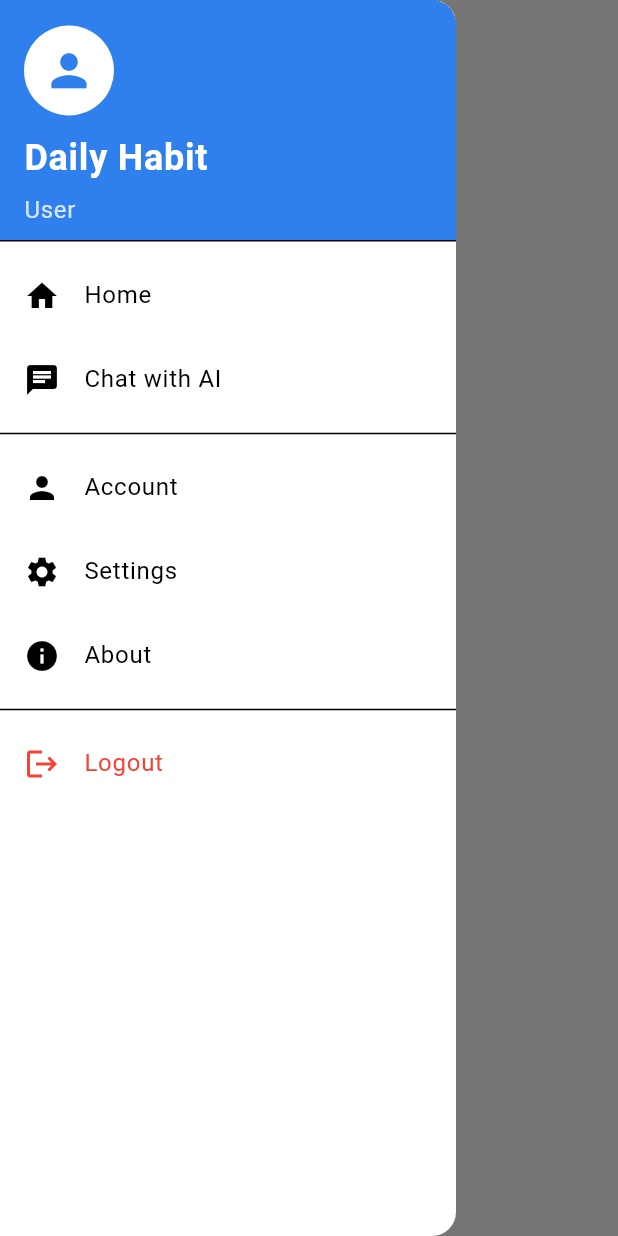
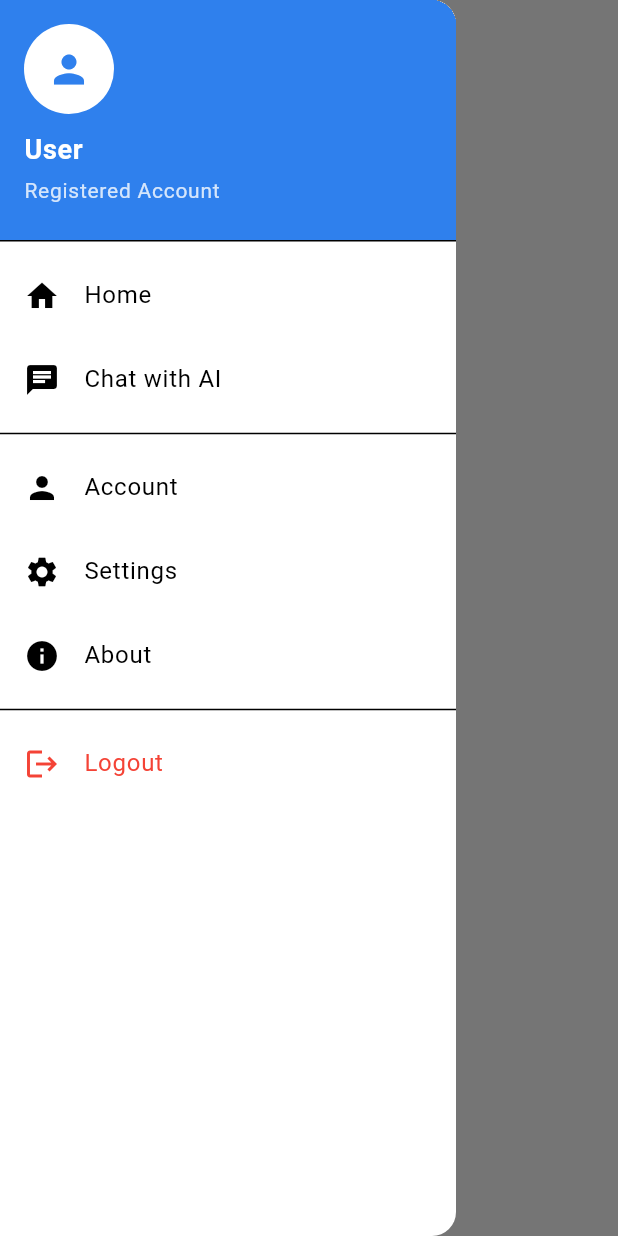
Before and after one commit to Nazheka/crossapp, a Flutter app: the AppScaffold screen opened directly with empty values, with the side drawer open, on a phone screen of 412 x 824 dp. Run offline on Flutter 3.47's test engine with Material 3 defaults, Android fonts, the phone set to English and light mode, and no system bars; our stand-ins replace fl_chart, flutter_local_notifications, flutter_svg, flutter_timezone, shared_preferences, sqflite and 1 more; accounts and stored records are empty; Roboto replaces fonts that are missing (ProductSans).

```diff
--- a/lib/pages/auth/index.dart
+++ b/lib/pages/auth/index.dart
@@ -60,6 +60,7 @@ class _AuthPageState extends State<AuthPage> with SingleTickerProviderStateMixin
   }
 
   void _toggleAuthMode() {
+    if (_isLoading) return; // Prevent toggling while loading
     setState(() {
       _isLogin = !_isLogin;
       _errorMessage = null;
@@ -74,6 +75,9 @@ class _AuthPageState extends State<AuthPage> with SingleTickerProviderStateMixin
       _isLoading = true;
       _errorMessage = null;
     });
+
+    // Add artificial delay of 2.5 seconds
+    await Future.delayed(Duration(milliseconds: 2500));
 
     try {
       final authProvider = Provider.of<AuthProvider>(context, listen: false);
@@ -124,10 +128,15 @@ class _AuthPageState extends State<AuthPage> with SingleTickerProviderStateMixin
   }
 
   Future<void> _loginAsGuest() async {
+    if (_isLoading) return; // Prevent guest login while loading
+
     setState(() {
       _isLoading = true;
       _errorMessage = null;
     });
+
+    // Add artificial delay of 2.5 seconds
+    await Future.delayed(Duration(milliseconds: 2500));
 
     try {
       final authProvider = Provider.of<AuthProvider>(context, listen: false);
@@ -232,6 +241,7 @@ class _AuthPageState extends State<AuthPage> with SingleTickerProviderStateMixin
                         // Username Field
                         TextFormField(
                           controller: _usernameController,
+                          enabled: !_isLoading,
                           style: TextStyle(color: isDarkMode ? Colors.white : Colors.black87),
                           decoration: InputDecoration(
                             labelText: 'Username',
@@ -263,6 +273,7 @@ class _AuthPageState extends State<AuthPage> with SingleTickerProviderStateMixin
                         // Password Field
                         TextFormField(
                           controller: _passwordController,
+                          enabled: !_isLoading,
                           obscureText: _obscurePassword,
                           style: TextStyle(color: isDarkMode ? Colors.white : Colors.black87),
                           decoration: InputDecoration(
@@ -274,7 +285,7 @@ class _AuthPageState extends State<AuthPage> with SingleTickerProviderStateMixin
                                 _obscurePassword ? Icons.visibility : Icons.visibility_off,
                                 color: isDarkMode ? Colors.white70 : Colors.black54,
                               ),
-                              onPressed: () {
+                              onPressed: _isLoading ? null : () {
                                 setState(() {
                                   _obscurePassword = !_obscurePassword;
                                 });
--- a/lib/widgets/app_scaffold.dart
+++ b/lib/widgets/app_scaffold.dart
@@ -53,37 +53,49 @@ class AppScaffold extends StatelessWidget {
             ),
             child: Column(
               crossAxisAlignment: CrossAxisAlignment.start,
-              mainAxisAlignment: MainAxisAlignment.end,
               children: [
                 CircleAvatar(
                   radius: 30,
                   backgroundColor: Colors.white,
                   child: Icon(
-                    Icons.person,
-                    size: 35,
+                    authProvider.isGuest ? Icons.person_outline : Icons.person,
+                    size: 30,
                     color: Theme.of(context).primaryColor,
                   ),
                 ),
                 SizedBox(height: 10),
                 Text(
-                  'Daily Habit',
+                  authProvider.username ?? 'User',
                   style: TextStyle(
                     color: Colors.white,
-                    fontSize: 24,
+                    fontSize: 18,
                     fontWeight: FontWeight.bold,
                   ),
                 ),
-                SizedBox(height: 5),
+                SizedBox(height: 4),
                 Text(
-                  authProvider.isGuest ? 'Guest User' : authProvider.username ?? 'User',
+                  authProvider.isGuest ? 'Guest Account' : 'Registered Account',
                   style: TextStyle(
                     color: Colors.white.withOpacity(0.8),
-                    fontSize: 16,
+                    fontSize: 14,
                   ),
                 ),
               ],
             ),
           ),
+          if (authProvider.isGuest)
+            Padding(
+              padding: const EdgeInsets.all(16.0),
+              child: Text(
+                'Please log in to access all features',
+                style: TextStyle(
+                  color: Colors.grey[600],
+                  fontSize: 14,
+                  fontStyle: FontStyle.italic,
+                ),
+              ),
+            ),
+          if (!authProvider.isGuest) ...[
             ListTile(
               leading: Icon(Icons.home),
               title: Text('Home'),
@@ -99,6 +111,7 @@ class AppScaffold extends StatelessWidget {
               },
             ),
             Divider(),
+          ],
           if (!authProvider.isGuest)
             ListTile(
               leading: Icon(Icons.person),
@@ -107,6 +120,7 @@ class AppScaffold extends StatelessWidget {
                 Navigator.pushNamed(context, Routes.account);
               },
             ),
+          if (!authProvider.isGuest)
             ListTile(
               leading: Icon(Icons.settings),
               title: Text('Settings'),
```
Also changed, not shown: 4 other files. Lines whose indentation alone changed are shown as unchanged.
